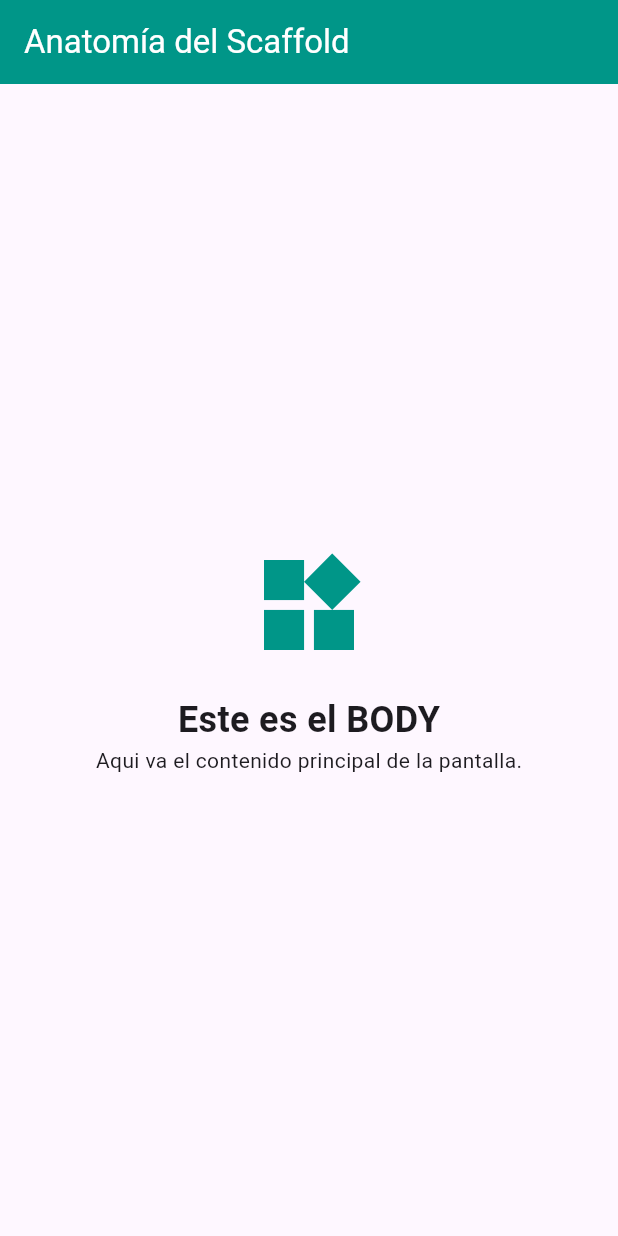
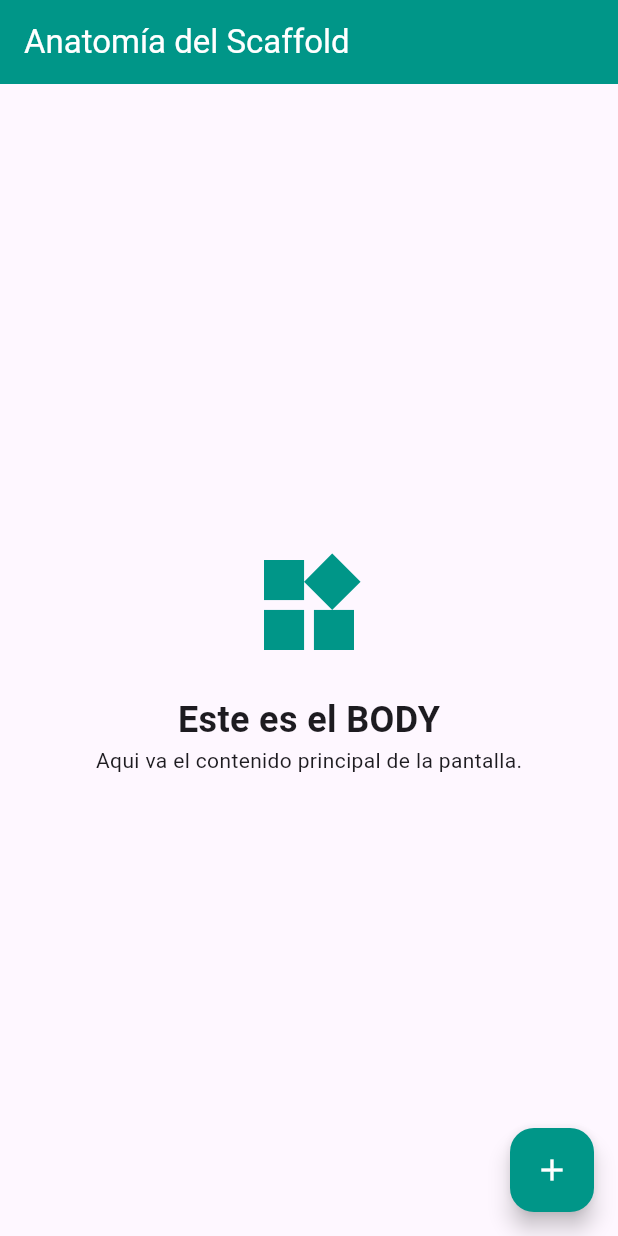
Before and after one commit to nallely-lopez/Dev_Aplication_Proyect1, a Flutter app: the screen it shows after launch, on a phone screen of 412 x 824 dp. Run offline on Flutter 3.47's test engine with Material 3 defaults, Android fonts, the phone set to English and light mode, and no system bars.

Commit message:
Creación del botón flotante en el archivo principal.dart

```diff
--- a/lib/principal.dart
+++ b/lib/principal.dart
@@ -33,6 +33,14 @@ class _PantallaPrincipalState extends State<PantallaPrincipal> { //Clase que def
           ],
         ),
       ),
+
+      floatingActionButton: FloatingActionButton( // FloatingActionButton es un widget que muestra un botón flotante en la pantalla, que se utiliza para realizar una acción principal
+        onPressed: () { // onPressed es una propiedad que define la acción que se realiza cuando se presiona el botón flotante
+          print('¡Hiciste clic en el FAB!'); // print es una función que muestra un mensaje en la consola, en este caso, el mensaje
+        },
+        backgroundColor: Colors.teal,
+        child: const Icon(Icons.add, color: Colors.white), // Icon es un widget que muestra un icono, en este caso, el icono de add, con un color de blanco
+      ),
     );
   }
 }
```
